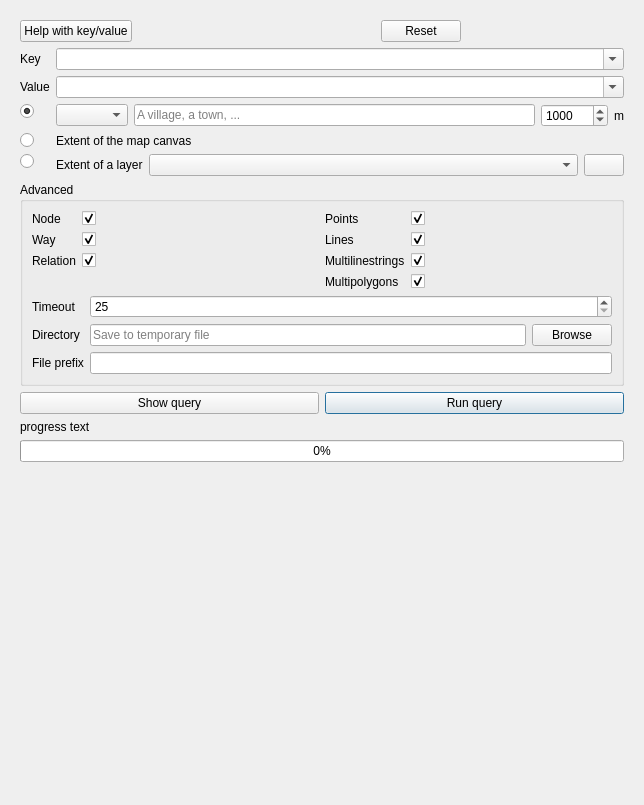
Old version of the form ui/quick_query.ui in the repository 3liz/QuickOSM.
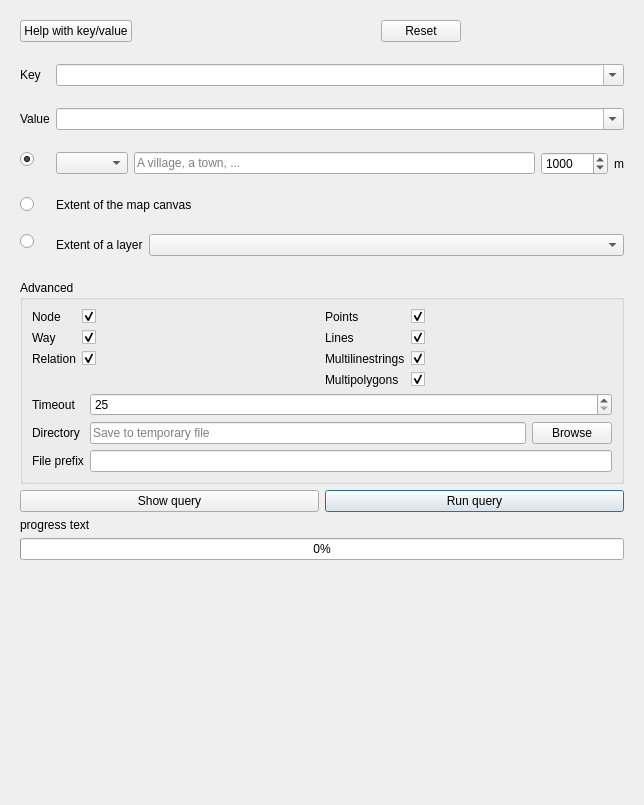
New version of the form. Icons and pictures are not drawn. Custom widgets are drawn as their Qt base class.

Patch:
```diff
--- a/ui/quick_query.ui
+++ b/ui/quick_query.ui
@@ -204,24 +204,13 @@
            <item>
             <widget class="QComboBox" name="comboBox_extentLayer">
              <property name="sizePolicy">
-              <sizepolicy hsizetype="Expanding" vsizetype="Fixed">
+              <sizepolicy hsizetype="Expanding" vsizetype="Expanding">
                <horstretch>0</horstretch>
                <verstretch>0</verstretch>
               </sizepolicy>
              </property>
             </widget>
            </item>
-           <item>
-            <widget class="QPushButton" name="pushButton_refreshLayers">
-             <property name="text">
-              <string/>
-             </property>
-             <property name="icon">
-              <iconset resource="../resources.qrc">
-               <normaloff>:/plugins/QuickOSM/resources/refresh.png</normaloff>:/plugins/QuickOSM/resources/refresh.png</iconset>
-             </property>
-            </widget>
-           </item>
           </layout>
          </item>
         </layout>
@@ -501,6 +490,11 @@
    <header>qgscollapsiblegroupbox.h</header>
    <container>1</container>
   </customwidget>
+  <customwidget>
+   <class>QgsMapLayerComboBox</class>
+   <extends>QComboBox</extends>
+   <header>qgsmaplayercombobox.h</header>
+  </customwidget>
  </customwidgets>
  <resources>
   <include location="../resources.qrc"/>
```
Left out of the diff: 2 changed lines with no effect on the pictures.
